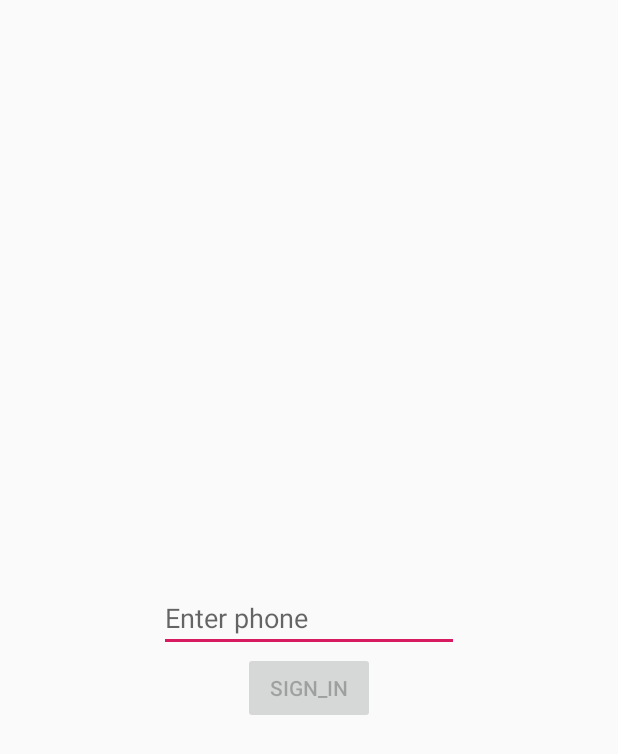
After one commit to AATaganov/Muver-Test-Assignment, an Android app: the ActivityLogin screen opened directly, with no data from a screen before it, on a phone screen of 412 x 824 dp. The commit adds this screen. Shown: the top 754 px of the screen. Run offline under Robolectric (Android 15) with nearby library versions, the phone set to English and light mode, and no system bars; our stand-ins replace RxJava.

Commit message:
Tutorial and Login

```diff
--- a/app/build.gradle
+++ b/app/build.gradle
@@ -27,7 +27,7 @@ repositories {
 }
 dependencies {
     implementation fileTree(dir: 'libs', include: ['*.jar'])
-    implementation"org.jetbrains.kotlin:kotlin-stdlib-jdk7:$kotlin_version"
+    implementation "org.jetbrains.kotlin:kotlin-stdlib-jdk7:$kotlin_version"
     implementation 'com.android.support:appcompat-v7:28.0.0'
     implementation 'com.android.support:recyclerview-v7:28.0.0'
     implementation 'com.android.support:design:28.0.0'
--- a/app/src/main/AndroidManifest.xml
+++ b/app/src/main/AndroidManifest.xml
@@ -9,13 +9,17 @@
             android:roundIcon="@mipmap/ic_launcher_round"
             android:supportsRtl="true"
             android:theme="@style/AppTheme">
-        <activity android:name="com.aataganov.muvermockup.main.ActivityMain">
+        <activity android:name=".login.ActivityLogin">
+        </activity>
+        <activity android:name=".tutorial.ActivityTutorial">
             <intent-filter>
                 <action android:name="android.intent.action.MAIN"/>
 
                 <category android:name="android.intent.category.LAUNCHER"/>
             </intent-filter>
         </activity>
+        <activity android:name=".main.ActivityMain">
+        </activity>
     </application>
 
 </manifest>
--- a/app/src/main/java/com/aataganov/muvermockup/base/BaseFragment.kt
+++ b/app/src/main/java/com/aataganov/muvermockup/base/BaseFragment.kt
@@ -169,7 +169,7 @@ abstract class BaseFragment: Fragment(){
 
 
 interface FragmentsHolder {
-
+    fun logOut()
     fun goBack(caller: BaseFragment)
     fun setToolbarTitle(title: String)
     fun setToolbarTitle(@StringRes titleRes: Int)
--- /dev/null
+++ b/app/src/main/java/com/aataganov/muvermockup/login/ActivityLogin.kt
@@ -0,0 +1,88 @@
+package com.aataganov.muvermockup.login
+
+import android.content.Intent
+import android.support.v7.app.AppCompatActivity
+import android.os.Bundle
+import android.os.PersistableBundle
+import android.text.Editable
+import android.text.TextWatcher
+import android.view.View
+import com.aataganov.muvermockup.BackendApiImpl
+import com.aataganov.muvermockup.R
+import com.aataganov.muvermockup.base.BaseActivity
+import com.aataganov.muvermockup.main.ActivityMain
+import com.aataganov.muvermockup.singletones.UserInfoManager
+import kotlinx.android.synthetic.main.activity_login.*
+import kotlinx.coroutines.Dispatchers
+import kotlinx.coroutines.launch
+
+class ActivityLogin : BaseActivity() {
+    companion object{
+        const val KEY_PHONE = "Phone"
+    }
+
+    private val apiManager = BackendApiImpl()
+
+    override fun onCreate(savedInstanceState: Bundle?) {
+        super.onCreate(savedInstanceState)
+        setContentView(R.layout.activity_login)
+        hideLoadingIndicator()
+        initViews()
+    }
+    private fun initViews(){
+        btn_login.isEnabled = false
+        btn_login.setOnClickListener {
+            login()
+        }
+        edit_phone.addTextChangedListener(object : TextWatcher {
+            override fun beforeTextChanged(s: CharSequence, start: Int, count: Int, after: Int) {}
+
+            override fun onTextChanged(s: CharSequence, start: Int, before: Int, count: Int) {}
+
+            override fun afterTextChanged(s: Editable) {
+                validate()
+            }
+        })
+    }
+
+    override fun onSaveInstanceState(outState: Bundle?) {
+        outState?.putString(KEY_PHONE, edit_phone.text.toString())
+        super.onSaveInstanceState(outState)
+    }
+
+    override fun onRestoreInstanceState(savedInstanceState: Bundle?) {
+        super.onRestoreInstanceState(savedInstanceState)
+        edit_phone.setText(savedInstanceState?.getString(KEY_PHONE))
+    }
+
+    private fun validate(){
+        btn_login.isEnabled = edit_phone.text.toString().isNotEmpty()
+    }
+
+    private fun login() {
+        val phone: String = edit_phone.text.toString()
+        showLoadingIndicator()
+        activityScope.launch(Dispatchers.IO) {
+            val token = apiManager.login(phone, "12345",1)
+            userInfoManager.updateUserInfo(token.accessToken, phone)
+            gotoMainActivity()
+        }
+    }
+
+    private fun gotoMainActivity() {
+        val intent = Intent(this, ActivityMain::class.java)
+        startActivity(intent)
+        finish()
+    }
+
+    private fun showLoadingIndicator(){
+        progress_login.visibility = View.VISIBLE
+        edit_phone.visibility = View.GONE
+        btn_login.visibility = View.GONE
+    }
+    private fun hideLoadingIndicator(){
+        progress_login.visibility = View.GONE
+        edit_phone.visibility = View.VISIBLE
+        btn_login.visibility = View.VISIBLE
+    }
+}
--- a/app/src/main/java/com/aataganov/muvermockup/main/fragments/FragmentProfile.kt
+++ b/app/src/main/java/com/aataganov/muvermockup/main/fragments/FragmentProfile.kt
@@ -29,6 +29,9 @@ class FragmentProfile: BaseMainActivityFragment() {
         checkbox_trial_mode.setOnClickListener {
             activityViewModel.simulateTrialChangePush(checkbox_trial_mode.isChecked)
         }
+        btn_logout.setOnClickListener {
+            fragmentsHolder?.logOut()
+        }
     }
     private fun subscribeToProfile(){
         activityViewModel.profileLiveData.observe(this, Observer<Profile> { result ->
@@ -41,7 +44,7 @@ class FragmentProfile: BaseMainActivityFragment() {
 
     private fun updateData(profile: Profile) {
         txt_profile_id.text = getString(R.string.fragment_profile_id_template, profile.id)
-        txt_phone.text = getString(R.string.fragment_profile_phone_template, profile.phone)
+        txt_phone.text = getString(R.string.fragment_profile_phone_template, profile.phone, activityViewModel.userInfoManager.getPhone())
         checkbox_trial_mode.isChecked = profile.isEnabled
         when(profile.isEnabled) {
             true -> txt_enabled.setText(R.string.fragment_profile_checkboxes_enabled)
--- /dev/null
+++ b/app/src/main/res/layout/activity_login.xml
@@ -0,0 +1,37 @@
+<?xml version="1.0" encoding="utf-8"?>
+<android.support.constraint.ConstraintLayout
+        xmlns:android="http://schemas.android.com/apk/res/android"
+        xmlns:tools="http://schemas.android.com/tools"
+        xmlns:app="http://schemas.android.com/apk/res-auto"
+        android:layout_width="match_parent"
+        android:layout_height="match_parent"
+        tools:context=".login.ActivityLogin">
+        <EditText
+                android:hint="Enter phone"
+                app:layout_constraintTop_toTopOf="parent"
+                app:layout_constraintBottom_toBottomOf="parent"
+                app:layout_constraintStart_toStartOf="parent"
+                app:layout_constraintEnd_toEndOf="parent"
+                android:maxLines="1"
+                android:id="@+id/edit_phone"
+                android:layout_width="200dp"
+                android:layout_height="wrap_content"/>
+        <ProgressBar
+                android:visibility="gone"
+                app:layout_constraintTop_toTopOf="parent"
+                app:layout_constraintBottom_toBottomOf="parent"
+                app:layout_constraintStart_toStartOf="parent"
+                app:layout_constraintEnd_toEndOf="parent"
+                android:id="@+id/progress_login"
+                android:indeterminate="true"
+                android:layout_width="wrap_content"
+                android:layout_height="wrap_content"/>
+    <Button
+            app:layout_constraintTop_toBottomOf="@id/edit_phone"
+            app:layout_constraintStart_toStartOf="parent"
+            app:layout_constraintEnd_toEndOf="parent"
+            android:text="SIGN_IN"
+            android:id="@+id/btn_login"
+            android:layout_width="wrap_content"
+            android:layout_height="wrap_content"/>
+</android.support.constraint.ConstraintLayout>
--- a/app/src/main/res/values/strings.xml
+++ b/app/src/main/res/values/strings.xml
@@ -12,7 +12,7 @@
 
     <string name="fragment_profile_title">Profile</string>
     <string name="fragment_profile_id_template">Id: %1$d</string>
-    <string name="fragment_profile_phone_template">Phone: %1$s</string>
+    <string name="fragment_profile_phone_template">Phone: %1$s %2$s</string>
     <string name="fragment_profile_checkboxes_enabled">Toggle is enabled</string>
     <string name="fragment_profile_checkboxes_disabled">Toggle disabled</string>
 </resources>
```
Also changed, not shown: app/src/main/java/com/aataganov/muvermockup/base/BaseActivity.kt (+15 -14 lines), app/src/main/java/com/aataganov/muvermockup/singletones/UserInfoManager.kt (+8 -1 lines), app/src/main/java/com/aataganov/muvermockup/tutorial/ActivityTutorial.kt (added, +32 -0 lines), app/src/main/res/layout/activity_tutorial.xml (added, +26 -0 lines).
